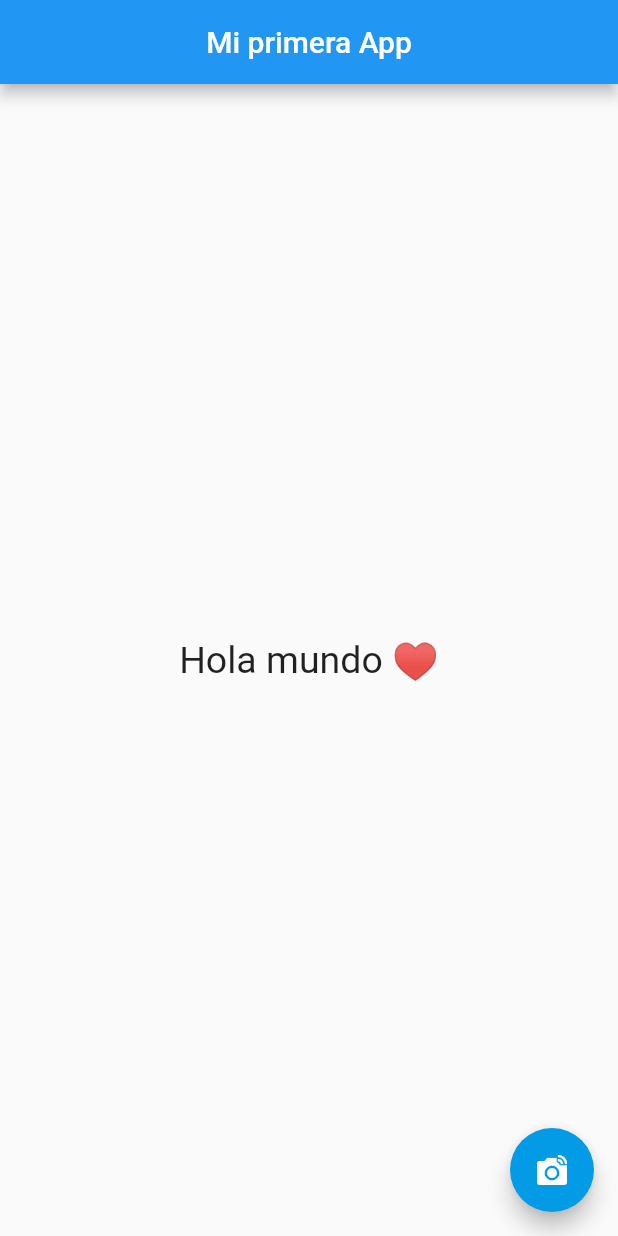
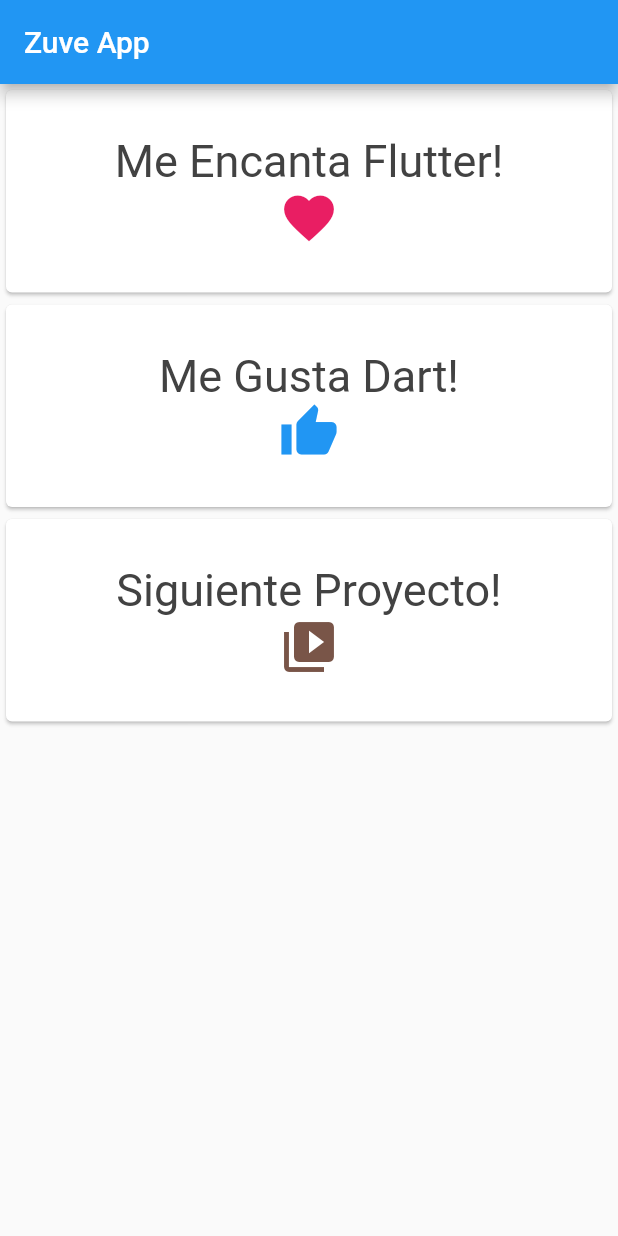
Before and after one commit to tonyinuma/basic-flutter, a Flutter app: the screen it shows after launch, on a phone screen of 412 x 824 dp. Run offline on Flutter 3.47's test engine with Material 2 defaults, Android fonts, the phone set to English and light mode, and no system bars.

Commit message:
Cards Widgets

```diff
--- a/lib/main.dart
+++ b/lib/main.dart
@@ -1,30 +1,75 @@
 import 'package:flutter/material.dart';
 
 void main() {
-  var app = MaterialApp(
-    home: Scaffold(
+  runApp(
+    MaterialApp(
+      home: MyApp()
+    )
+  );
+}
+
+class MyApp extends StatelessWidget{
+
+  final double iconSize = 40.0;
+  final textStyle = TextStyle(
+                        color: Colors.grey[800],
+                        fontSize: 30.0,
+                      );
+
+  @override
+  Widget build(BuildContext context){
+
+    return Scaffold(
       appBar: AppBar(
-        title: Text("Mi primera App"),
-        centerTitle: true,
+
+        title: Text("Zuve App"),
       ),
       body: Container(
-        child: Center(
-          child: Text(
-            "Hola mundo ♥",
-            style: TextStyle(
-             fontSize: 25)
-             )
+        child: Column(
+          crossAxisAlignment: CrossAxisAlignment.stretch,
+          children: <Widget>[
+            MyCard(
+              title: Text('Me Encanta Flutter!',style: textStyle,),
+              icon: Icon(Icons.favorite, color: Colors.pink[500],size: iconSize),
+            ),
+            MyCard(
+              title: Text('Me Gusta Dart!',style: textStyle,),
+              icon: Icon(Icons.thumb_up, color: Colors.blue[500],size: iconSize),
+            ),
+            MyCard(
+              title: Text('Siguiente Proyecto!',style: textStyle,),
+              icon: Icon(Icons.video_library, color: Colors.brown[500],size: iconSize),
+            )
+          ],
         ),
-      ),
-      floatingActionButton: FloatingActionButton(
-        onPressed: () {
-          print('click');
-        },
-        child: Icon(Icons.linked_camera),
-        backgroundColor: Colors.lightBlue[600],
-      ),
-    ),
-  );
+      )
+    );
 
-  runApp(app);
+  }
+
 }
+
+
+  class MyCard extends StatelessWidget{
+
+    final Widget title;
+    final Widget icon;
+
+    MyCard({this.title, this.icon});
+
+    @override
+    Widget build(BuildContext context){
+      return Card(
+              child: Container(
+                padding: EdgeInsets.all(30.0),
+                child: Column(
+                children: <Widget>[
+                  this.title,
+                  this.icon
+                 ],
+                )
+              )
+            );
+    }
+
+  }
```
